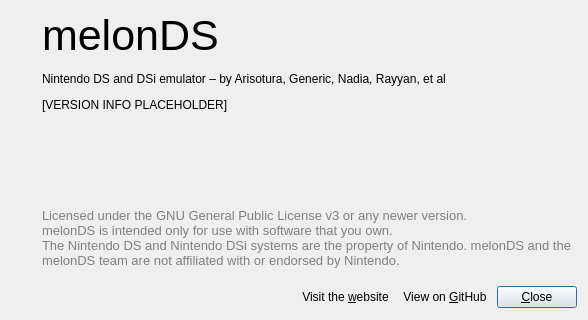
Old version of the form src/frontend/qt_sdl/AboutDialog.ui in the repository melonDS-emu/melonDS.
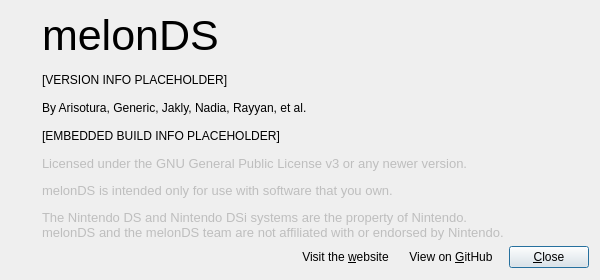
New version of the form. Icons and pictures are not drawn.

Commit message:
Continue about dialog:
* display build info
* make open URL buttons work
* tweak layout a bit

What changed in the file:
```diff
--- a/src/frontend/qt_sdl/AboutDialog.ui
+++ b/src/frontend/qt_sdl/AboutDialog.ui
@@ -3,31 +3,55 @@
  <class>AboutDialog</class>
  <widget class="QDialog" name="AboutDialog">
   <property name="windowModality">
-   <enum>Qt::WindowModality::WindowModal</enum>
+   <enum>Qt::WindowModality::NonModal</enum>
+  </property>
+  <property name="enabled">
+   <bool>true</bool>
   </property>
   <property name="geometry">
    <rect>
     <x>0</x>
     <y>0</y>
-    <width>588</width>
-    <height>320</height>
+    <width>600</width>
+    <height>280</height>
    </rect>
   </property>
+  <property name="sizePolicy">
+   <sizepolicy hsizetype="Minimum" vsizetype="Minimum">
+    <horstretch>0</horstretch>
+    <verstretch>0</verstretch>
+   </sizepolicy>
+  </property>
+  <property name="minimumSize">
+   <size>
+    <width>600</width>
+    <height>0</height>
+   </size>
+  </property>
   <property name="windowTitle">
    <string>About melonDS</string>
   </property>
   <property name="modal">
    <bool>true</bool>
   </property>
-  <layout class="QVBoxLayout" name="verticalLayout">
+  <layout class="QVBoxLayout" name="verticalLayout" stretch="1,0">
+   <property name="spacing">
+    <number>0</number>
+   </property>
+   <property name="sizeConstraint">
+    <enum>QLayout::SizeConstraint::SetDefaultConstraint</enum>
+   </property>
    <property name="bottomMargin">
     <number>12</number>
    </property>
    <item>
-    <layout class="QHBoxLayout" name="horizontalLayout_2">
+    <layout class="QHBoxLayout" name="horizontalLayout_2" stretch="0,1">
      <property name="spacing">
       <number>24</number>
      </property>
+     <property name="sizeConstraint">
+      <enum>QLayout::SizeConstraint::SetDefaultConstraint</enum>
+     </property>
      <item alignment="Qt::AlignmentFlag::AlignTop">
       <widget class="QLabel" name="label">
        <property name="maximumSize">
@@ -48,12 +72,15 @@
       </widget>
      </item>
      <item>
-      <layout class="QVBoxLayout" name="verticalLayout_2" stretch="0,0,0,1,0,0">
+      <layout class="QVBoxLayout" name="verticalLayout_2" stretch="0,0,0,0,0">
        <property name="spacing">
         <number>12</number>
        </property>
        <item alignment="Qt::AlignmentFlag::AlignTop">
         <widget class="QLabel" name="label_2">
+         <property name="enabled">
+          <bool>true</bool>
+         </property>
          <property name="font">
           <font>
            <pointsize>32</pointsize>
@@ -65,14 +92,10 @@
         </widget>
        </item>
        <item>
-        <widget class="QLabel" name="label_4">
-         <property name="text">
-          <string>Nintendo DS and DSi emulator – by Arisotura, Generic, Nadia, Rayyan, et al</string>
-         </property>
-        </widget>
-       </item>
-       <item alignment="Qt::AlignmentFlag::AlignTop">
         <widget class="QLabel" name="lblVersionInfo">
+         <property name="enabled">
+          <bool>true</bool>
+         </property>
          <property name="text">
           <string>[VERSION INFO PLACEHOLDER]</string>
          </property>
@@ -82,41 +105,49 @@
         </widget>
        </item>
        <item>
-        <spacer name="verticalSpacer">
-         <property name="orientation">
-          <enum>Qt::Orientation::Vertical</enum>
+        <widget class="QLabel" name="label_4">
+         <property name="enabled">
+          <bool>true</bool>
          </property>
-         <property name="sizeHint" stdset="0">
-          <size>
-           <width>20</width>
-           <height>40</height>
-          </size>
+         <property name="text">
+          <string>By Arisotura, Generic, Jakly, Nadia, Rayyan, et al.</string>
          </property>
-        </spacer>
+        </widget>
        </item>
        <item>
-        <layout class="QHBoxLayout" name="horizontalLayout"/>
+        <widget class="QLabel" name="lblBuildInfo">
+         <property name="enabled">
+          <bool>true</bool>
+         </property>
+         <property name="text">
+          <string>[EMBEDDED BUILD INFO PLACEHOLDER]</string>
+         </property>
+         <property name="textInteractionFlags">
+          <set>Qt::TextInteractionFlag::LinksAccessibleByMouse|Qt::TextInteractionFlag::TextSelectableByMouse</set>
+         </property>
+        </widget>
        </item>
-       <item>
+       <item alignment="Qt::AlignmentFlag::AlignBottom">
         <widget class="QLabel" name="label_3">
+         <property name="enabled">
+          <bool>false</bool>
+         </property>
          <property name="font">
           <font>
            <pointsize>10</pointsize>
           </font>
          </property>
          <property name="styleSheet">
-          <string notr="true">color: gray;</string>
+          <string notr="true"/>
          </property>
          <property name="text">
-          <string>Licensed under the GNU General Public License v3 or any newer version.  
-melonDS is intended only for use with software that you own.  
-The Nintendo DS and Nintendo DSi systems are the property of Nintendo. melonDS and the melonDS team are not affiliated with or endorsed by Nintendo.</string>
+          <string>&lt;html&gt;&lt;head/&gt;&lt;body&gt;&lt;p&gt;Licensed under the GNU General Public License v3 or any newer version.&lt;/p&gt;&lt;p&gt;melonDS is intended only for use with software that you own.&lt;/p&gt;&lt;p&gt;The Nintendo DS and Nintendo DSi systems are the property of Nintendo.&lt;br /&gt;melonDS and the melonDS team are not affiliated with or endorsed by Nintendo.&lt;/p&gt;&lt;/body&gt;&lt;/html&gt;</string>
          </property>
          <property name="textFormat">
-          <enum>Qt::TextFormat::MarkdownText</enum>
+          <enum>Qt::TextFormat::RichText</enum>
          </property>
          <property name="wordWrap">
-          <bool>true</bool>
+          <bool>false</bool>
          </property>
         </widget>
        </item>
@@ -126,24 +157,33 @@
    </item>
    <item>
     <layout class="QHBoxLayout" name="horizontalLayout_3">
-     <property name="topMargin">
+     <property name="spacing">
       <number>12</number>
      </property>
+     <property name="topMargin">
+      <number>6</number>
+     </property>
      <item>
       <spacer name="horizontalSpacer">
+       <property name="enabled">
+        <bool>true</bool>
+       </property>
        <property name="orientation">
         <enum>Qt::Orientation::Horizontal</enum>
        </property>
        <property name="sizeHint" stdset="0">
         <size>
          <width>40</width>
-         <height>20</height>
+         <height>0</height>
         </size>
        </property>
       </spacer>
      </item>
      <item>
-      <widget class="QPushButton" name="pushButton">
+      <widget class="QPushButton" name="btnOpenWebsite">
+       <property name="enabled">
+        <bool>true</bool>
+       </property>
        <property name="text">
         <string>Visit the &amp;website</string>
        </property>
@@ -153,7 +193,10 @@
       </widget>
      </item>
      <item>
-      <widget class="QPushButton" name="pushButton_2">
+      <widget class="QPushButton" name="btnOpenGitHub">
+       <property name="enabled">
+        <bool>true</bool>
+       </property>
        <property name="text">
         <string>View on &amp;GitHub</string>
        </property>
@@ -163,7 +206,10 @@
       </widget>
      </item>
      <item>
-      <widget class="QPushButton" name="pushButton_3">
+      <widget class="QPushButton" name="btnClose">
+       <property name="enabled">
+        <bool>true</bool>
+       </property>
        <property name="text">
         <string>&amp;Close</string>
        </property>
```
Left out of the diff: 86 changed lines with no effect on the pictures. The commit also changes 2 other files.
